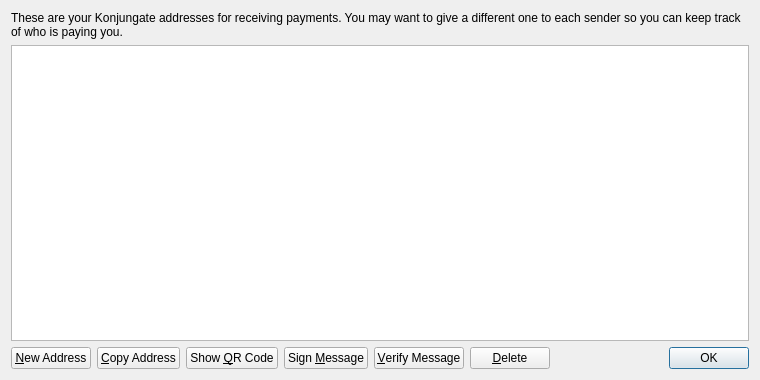
SaltineChips/Konjungate-Control, file src/qt/forms/addressbookpage.ui: the form before one commit.
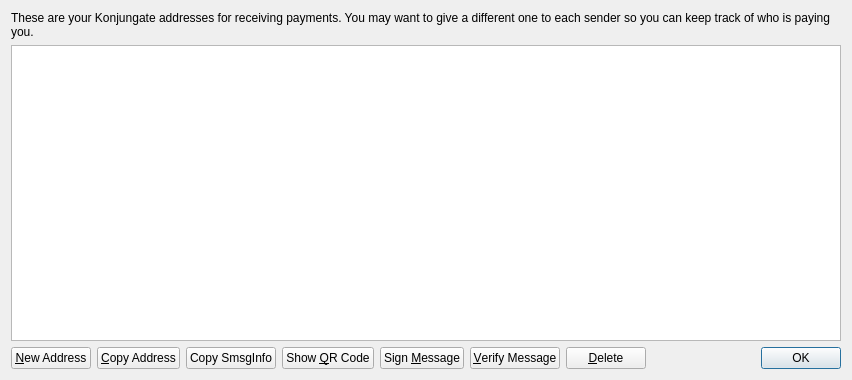
The form after the commit.

Diff of the .ui file:
```diff
--- a/src/qt/forms/addressbookpage.ui
+++ b/src/qt/forms/addressbookpage.ui
@@ -6,7 +6,7 @@
    <rect>
     <x>0</x>
     <y>0</y>
-    <width>760</width>
+    <width>852</width>
     <height>380</height>
    </rect>
   </property>
@@ -80,6 +80,16 @@
        </property>
       </widget>
      </item>
+     <item>
+      <widget class="QPushButton" name="copySmsgInfo">
+       <property name="toolTip">
+        <string>Copy the currently selected address smsg info to the system clipboard</string>
+       </property>
+       <property name="text">
+        <string>Copy SmsgInfo</string>
+       </property>
+      </widget>
+     </item>
      <item>
       <widget class="QPushButton" name="showQRCode">
        <property name="text">
```
